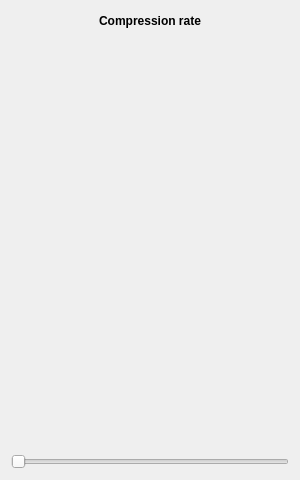
This is settings.ui in ArcticNoise/QtVideoConverter as Qt 5 draws it before an edit. The edited form follows.
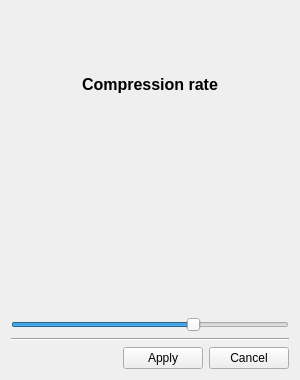
This is the edited form. Icons and pictures are not drawn.

Diff of the .ui file:
```diff
--- a/settings.ui
+++ b/settings.ui
@@ -7,19 +7,19 @@
     <x>0</x>
     <y>0</y>
     <width>300</width>
-    <height>480</height>
+    <height>380</height>
    </rect>
   </property>
   <property name="minimumSize">
    <size>
     <width>300</width>
-    <height>480</height>
+    <height>380</height>
    </size>
   </property>
   <property name="maximumSize">
    <size>
     <width>300</width>
-    <height>480</height>
+    <height>380</height>
    </size>
   </property>
   <property name="windowTitle">
@@ -32,8 +32,8 @@
   <layout class="QVBoxLayout" name="verticalLayout">
    <item>
     <layout class="QVBoxLayout" name="verticalLayout_2">
-     <item>
-      <widget class="QLabel" name="label">
+     <item alignment="Qt::AlignHCenter|Qt::AlignVCenter">
+      <widget class="QLabel" name="compressionLabel">
        <property name="maximumSize">
         <size>
          <width>16777215</width>
@@ -41,7 +41,7 @@
         </size>
        </property>
        <property name="text">
-        <string>&lt;html&gt;&lt;head/&gt;&lt;body&gt;&lt;p align=&quot;center&quot;&gt;&lt;span style=&quot; font-weight:600;&quot;&gt;Compression rate&lt;/span&gt;&lt;/p&gt;&lt;/body&gt;&lt;/html&gt;</string>
+        <string>&lt;html&gt;&lt;head/&gt;&lt;body&gt;&lt;p align=&quot;center&quot;&gt;&lt;span style=&quot; font-size:12pt; font-weight:600;&quot;&gt;Compression rate&lt;/span&gt;&lt;/p&gt;&lt;/body&gt;&lt;/html&gt;</string>
        </property>
       </widget>
      </item>
@@ -66,11 +66,52 @@
        <property name="pageStep">
         <number>1</number>
        </property>
+       <property name="value">
+        <number>3</number>
+       </property>
        <property name="sliderPosition">
-        <number>1</number>
+        <number>3</number>
        </property>
        <property name="orientation">
         <enum>Qt::Horizontal</enum>
+       </property>
+      </widget>
+     </item>
+     <item>
+      <widget class="Line" name="line_3">
+       <property name="orientation">
+        <enum>Qt::Horizontal</enum>
+       </property>
+      </widget>
+     </item>
+    </layout>
+   </item>
+   <item>
+    <layout class="QHBoxLayout" name="horizontalLayout">
+     <item>
+      <spacer name="horizontalSpacer">
+       <property name="orientation">
+        <enum>Qt::Horizontal</enum>
+       </property>
+       <property name="sizeHint" stdset="0">
+        <size>
+         <width>40</width>
+         <height>20</height>
+        </size>
+       </property>
+      </spacer>
+     </item>
+     <item>
+      <widget class="QPushButton" name="applySettingsButton">
+       <property name="text">
+        <string>Apply</string>
+       </property>
+      </widget>
+     </item>
+     <item>
+      <widget class="QPushButton" name="cancelSettingsButton">
+       <property name="text">
+        <string>Cancel</string>
        </property>
       </widget>
      </item>
```
